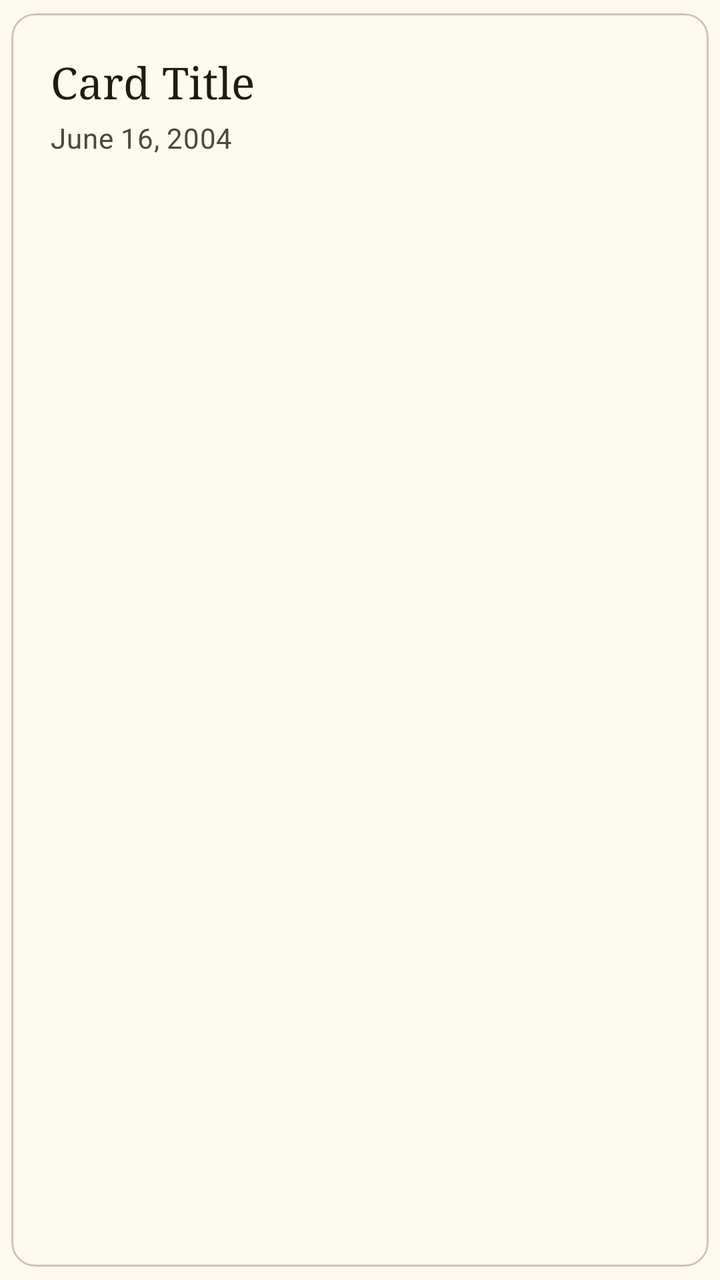
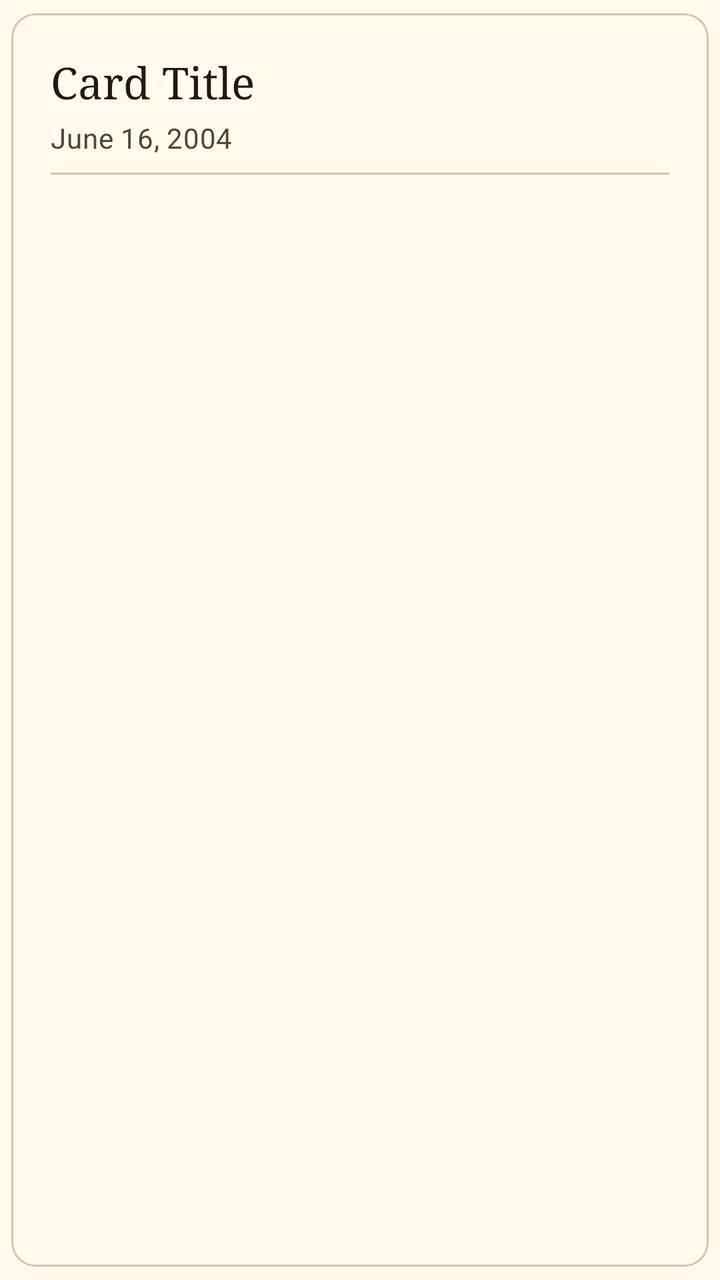

Before-and-after screenshots of an Android layout around one commit, followed by the original layout XML and the change that was made.
<!-- AndroidManifest.xml: application theme Theme.Faithfully -->
<!-- res/layout/item_card.xml -->
<?xml version="1.0" encoding="utf-8"?>
<com.google.android.material.card.MaterialCardView
    xmlns:android="http://schemas.android.com/apk/res/android"
    xmlns:app="http://schemas.android.com/apk/res-auto"
    android:clickable="true"
    android:focusable="true"
    app:cardUseCompatPadding="true"
    app:cardBackgroundColor="?attr/colorSurface"
    android:layout_marginStart="16dp"
    android:layout_marginEnd="16dp"
    style="@style/Widget.Material3.CardView.Outlined"
    android:layout_width="match_parent"
    android:layout_height="wrap_content">

    <LinearLayout
        android:layout_width="match_parent"
        android:layout_height="wrap_content"
        android:orientation="vertical"
        android:padding="20dp">

        <com.google.android.material.textview.MaterialTextView
            android:id="@+id/tv_title"
            android:layout_width="match_parent"
            android:layout_height="wrap_content"
            android:text="Card Title"
            android:textColor="?attr/colorOnSurface"
            android:textAppearance="?attr/textAppearanceTitleLarge"
            android:fontFamily="serif" />

        <com.google.android.material.textview.MaterialTextView
            android:id="@+id/tv_date"
            android:layout_width="match_parent"
            android:layout_height="wrap_content"
            android:layout_marginTop="4dp"
            android:textAppearance="?attr/textAppearanceBodyMedium"
            android:textColor="?attr/colorOnSurfaceVariant"
            android:text="June 16, 2004"/>

        <com.google.android.material.chip.Chip
            android:id="@+id/chip_chapter"
            android:text="Card Chapter"
            android:layout_width="wrap_content"
            android:layout_height="wrap_content"
            android:layout_marginTop="10dp"
            android:visibility="gone"/>

        <com.google.android.material.textview.MaterialTextView
            android:id="@+id/tv_message"
            android:layout_width="match_parent"
            android:layout_height="wrap_content"
            android:layout_marginTop="12dp"
            android:lineSpacingMultiplier="1.6"
            android:maxLines="5"
            android:text="Card Message"
            android:textAppearance="?attr/textAppearanceBodyLarge"
            android:textColor="?attr/colorOnSurfaceVariant"
            android:visibility="gone" />

        <LinearLayout
            android:id="@+id/layout_actions"
            android:layout_width="match_parent"
            android:layout_height="wrap_content"
            android:layout_marginTop="16dp"
            android:orientation="horizontal"
            android:visibility="gone">

            <com.google.android.material.button.MaterialButton
                android:id="@+id/btn_change_chapter"
                android:layout_width="wrap_content"
                android:layout_height="wrap_content"
                android:text="Chapter"/>

            <com.google.android.material.button.MaterialButton
                android:id="@+id/btn_edit"
                android:layout_marginHorizontal="8dp"
                android:layout_width="wrap_content"
                android:layout_height="wrap_content"
                android:text="Edit"/>

            <com.google.android.material.button.MaterialButton
                android:id="@+id/btn_delete"
                style="@style/Widget.Material3.Button.OutlinedButton"
                android:layout_width="wrap_content"
                android:layout_height="wrap_content"
                android:text="Delete"/>
        </LinearLayout>
    </LinearLayout>
</com.google.android.material.card.MaterialCardView>
<!-- resources referenced by this layout -->
<resources>
  <color name="md_theme_primary">#6D5E0F</color>
  <color name="md_theme_onPrimary">#FFFFFF</color>
  <color name="md_theme_primaryContainer">#F8E287</color>
  <color name="md_theme_onPrimaryContainer">#534600</color>
  <color name="md_theme_secondary">#665E40</color>
  <color name="md_theme_onSecondary">#FFFFFF</color>
  <color name="md_theme_secondaryContainer">#EEE2BC</color>
  <color name="md_theme_onSecondaryContainer">#4E472A</color>
  <color name="md_theme_tertiary">#43664E</color>
  <color name="md_theme_onTertiary">#FFFFFF</color>
  <color name="md_theme_tertiaryContainer">#C5ECCE</color>
  <color name="md_theme_onTertiaryContainer">#2C4E38</color>
  <color name="md_theme_error">#BA1A1A</color>
  <color name="md_theme_onError">#FFFFFF</color>
  <color name="md_theme_errorContainer">#FFDAD6</color>
  <color name="md_theme_onErrorContainer">#93000A</color>
  <color name="md_theme_background">#FFF9EE</color>
  <color name="md_theme_onBackground">#1E1B13</color>
  <color name="md_theme_surface">#FFF9EE</color>
  <color name="md_theme_onSurface">#1E1B13</color>
  <color name="md_theme_surfaceVariant">#EAE2D0</color>
  <color name="md_theme_onSurfaceVariant">#4B4739</color>
  <color name="md_theme_outline">#7C7767</color>
  <color name="md_theme_outlineVariant">#CDC6B4</color>
  <color name="md_theme_inverseSurface">#333027</color>
  <color name="md_theme_inverseOnSurface">#F7F0E2</color>
  <color name="md_theme_inversePrimary">#DBC66E</color>
  <color name="md_theme_primaryFixed">#F8E287</color>
  <color name="md_theme_onPrimaryFixed">#221B00</color>
  <color name="md_theme_primaryFixedDim">#DBC66E</color>
  <color name="md_theme_onPrimaryFixedVariant">#534600</color>
  <color name="md_theme_secondaryFixed">#EEE2BC</color>
  <color name="md_theme_onSecondaryFixed">#211B04</color>
  <color name="md_theme_secondaryFixedDim">#D1C6A1</color>
  <color name="md_theme_onSecondaryFixedVariant">#4E472A</color>
  <color name="md_theme_tertiaryFixed">#C5ECCE</color>
  <color name="md_theme_onTertiaryFixed">#00210F</color>
  <color name="md_theme_tertiaryFixedDim">#A9D0B3</color>
  <color name="md_theme_onTertiaryFixedVariant">#2C4E38</color>
  <color name="md_theme_surfaceDim">#E0D9CC</color>
  <color name="md_theme_surfaceBright">#FFF9EE</color>
  <color name="md_theme_surfaceContainerLowest">#FFFFFF</color>
  <color name="md_theme_surfaceContainerLow">#FAF3E5</color>
  <color name="md_theme_surfaceContainer">#F4EDDF</color>
  <color name="md_theme_surfaceContainerHigh">#EEE8DA</color>
  <color name="md_theme_surfaceContainerHighest">#E8E2D4</color>
  <!-- unchanged entries left out for length: 1 -->
</resources>

<!-- the commit's change to res/layout/item_card.xml (unified diff, before → after) -->
@@ -44,6 +44,13 @@
             android:layout_marginTop="10dp"
             android:visibility="gone"/>
 
+        <com.google.android.material.divider.MaterialDivider
+            android:id="@+id/chapter_divider"
+            android:layout_marginTop="8dp"
+            android:layout_marginBottom="12dp"
+            android:layout_width="match_parent"
+            android:layout_height="wrap_content"/>
+
         <com.google.android.material.textview.MaterialTextView
             android:id="@+id/tv_message"
             android:layout_width="match_parent"
